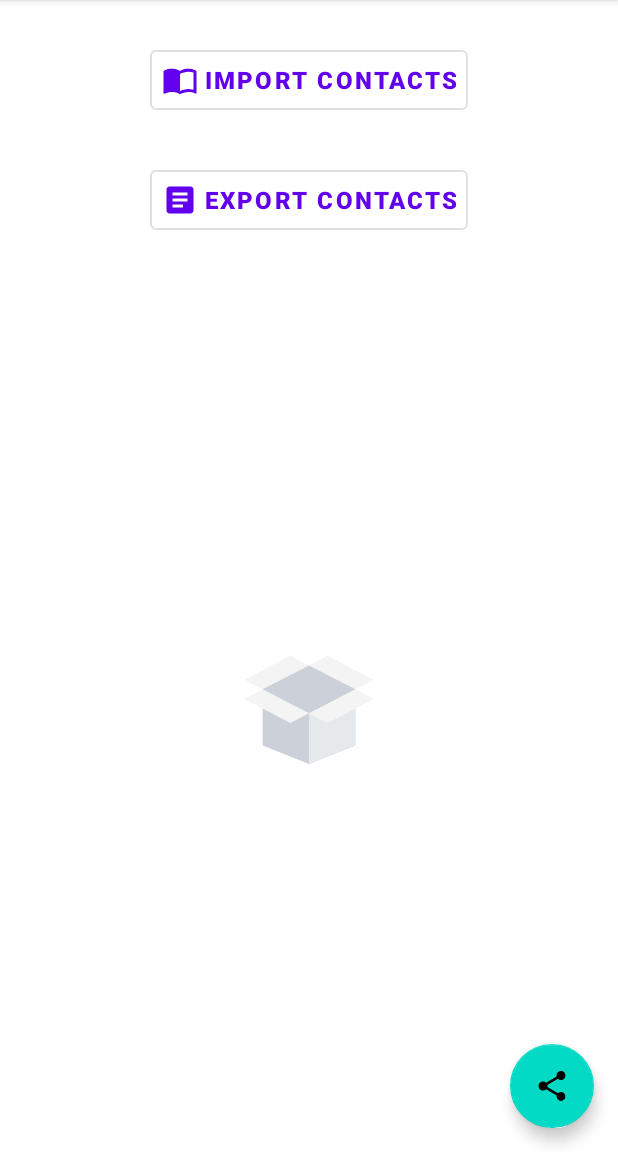
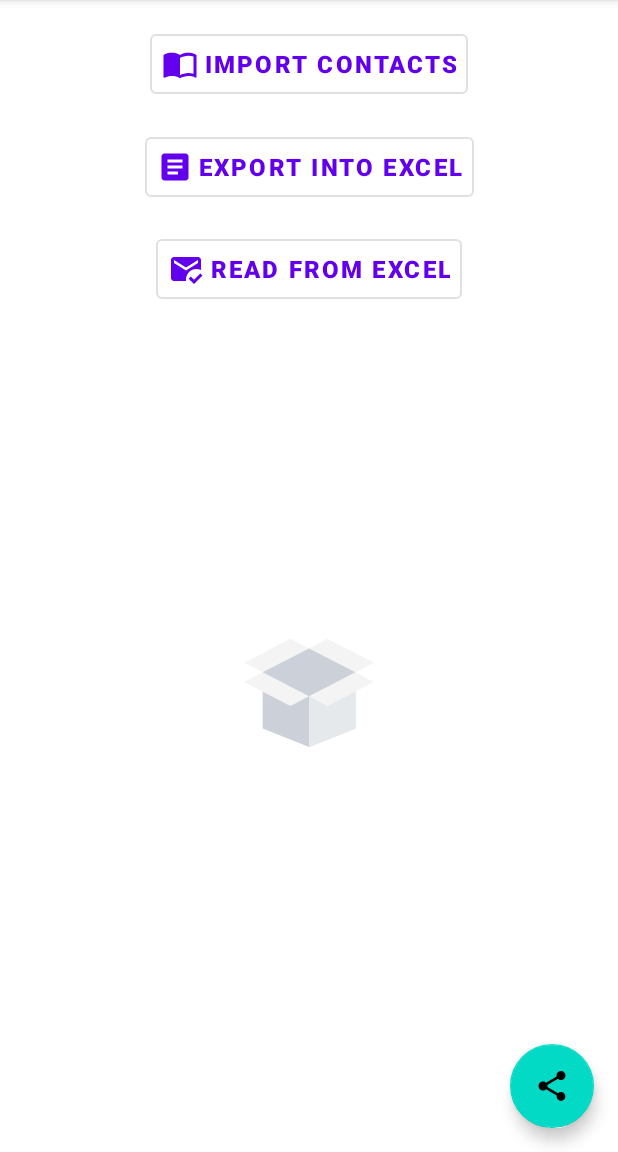
Before and after one commit to ranitraj/ContactsEntrepot, an Android app: the screen it shows after launch (MainActivity), on a phone screen of 412 x 824 dp, the part 84-1236 px from its top. Run offline under Robolectric (Android 15) with nearby library versions, the phone set to English and light mode, and no system bars; our stand-ins replace data binding.

Commit message:
Implementing Exporting data into excel

```diff
--- a/app/src/main/java/com/android/ranit/contactsentrepot/repository/contract/IMainActivityContract.java
+++ b/app/src/main/java/com/android/ranit/contactsentrepot/repository/contract/IMainActivityContract.java
@@ -14,7 +14,8 @@ public interface IMainActivityContract {
         void setupHandlerThreads();
         void destroyHandlerThreads();
         void onImportContactButtonClicked();
-        void onExportContactButtonClicked();
+        void onExportIntoExcelButtonClicked();
+        void onReadFromExcelButtonClicked();
         void onShareButtonClicked();
         void setupRecyclerView();
         void changeAnimationViewVisibility();
@@ -25,6 +26,7 @@ public interface IMainActivityContract {
     interface ViewModel {
         void initiateImport();
         void initiateExport();
+        void initiateRead();
         void initiateSharing();
     }
 }
--- a/app/src/main/java/com/android/ranit/contactsentrepot/view/MainActivity.java
+++ b/app/src/main/java/com/android/ranit/contactsentrepot/view/MainActivity.java
@@ -27,7 +27,8 @@ public class MainActivity extends AppCompatActivity implements IMainActivityCont
     private MainActivityViewModel mViewModel;
 
     private Button importContactsButton;
-    private Button exportContactsButton;
+    private Button exportExcelButton;
+    private Button readExcelButton;
     private FloatingActionButton shareButton;
     private LottieAnimationView animationView;
     private RecyclerView contactsRecyclerView;
@@ -51,7 +52,8 @@ public class MainActivity extends AppCompatActivity implements IMainActivityCont
         super.onResume();
 
         importContactsButton.setOnClickListener(view -> onImportContactButtonClicked());
-        exportContactsButton.setOnClickListener(view -> onExportContactButtonClicked());
+        exportExcelButton.setOnClickListener(view -> onExportIntoExcelButtonClicked());
+        readExcelButton.setOnClickListener(view -> onReadFromExcelButtonClicked());
         shareButton.setOnClickListener(view -> onShareButtonClicked());
     }
 
@@ -69,7 +71,8 @@ public class MainActivity extends AppCompatActivity implements IMainActivityCont
     @Override
     public void initializeViews() {
         importContactsButton = mBinding.importContactButton;
-        exportContactsButton = mBinding.exportContactButton;
+        exportExcelButton = mBinding.exportContactButton;
+        readExcelButton = mBinding.readExcelDataButton;
         shareButton = mBinding.shareExcelFloatingButton;
         animationView = mBinding.lottieAnimationView;
         contactsRecyclerView = mBinding.displayContactsRecyclerView;
@@ -99,14 +102,20 @@ public class MainActivity extends AppCompatActivity implements IMainActivityCont
 
     @Override
     public void onImportContactButtonClicked() {
-        displaySnackBar("Reading data from Excel...");
+        displaySnackBar("Fetching Mobile contacts...");
         mViewModel.initiateImport();
     }
 
     @Override
-    public void onExportContactButtonClicked() {
+    public void onExportIntoExcelButtonClicked() {
         displaySnackBar("Exporting data into Excel...");
         mViewModel.initiateExport();
+    }
+
+    @Override
+    public void onReadFromExcelButtonClicked() {
+        displaySnackBar("Reading data from excel...");
+        mViewModel.initiateRead();
     }
 
     @Override
--- /dev/null
+++ b/app/src/main/res/drawable/ic_read.xml
@@ -0,0 +1,10 @@
+<vector xmlns:android="http://schemas.android.com/apk/res/android"
+    android:width="24dp"
+    android:height="24dp"
+    android:viewportWidth="24"
+    android:viewportHeight="24"
+    android:tint="?attr/colorControlNormal">
+  <path
+      android:fillColor="@android:color/white"
+      android:pathData="M12,19c0,-3.87 3.13,-7 7,-7c1.08,0 2.09,0.25 3,0.68V6c0,-1.1 -0.9,-2 -2,-2H4C2.9,4 2,4.9 2,6v12c0,1.1 0.9,2 2,2h8.08C12.03,19.67 12,19.34 12,19zM4,6l8,5l8,-5v2l-8,5L4,8V6zM17.34,22l-3.54,-3.54l1.41,-1.41l2.12,2.12l4.24,-4.24L23,16.34L17.34,22z"/>
+</vector>
--- a/app/src/main/res/layout/activity_main.xml
+++ b/app/src/main/res/layout/activity_main.xml
@@ -31,7 +31,7 @@
             android:layout_width="wrap_content"
             android:layout_height="wrap_content"
 
-            android:text="@string/export_contacts"
+            android:text=  "@string/export_contacts"
             android:textStyle="bold"
             android:padding="@dimen/dp_8"
             android:textSize="@dimen/sp_16"
@@ -39,15 +39,32 @@
             app:layout_constraintStart_toStartOf="parent"
             app:layout_constraintEnd_toEndOf="parent"
             app:layout_constraintTop_toBottomOf="@id/import_contact_button"
+            app:layout_constraintBottom_toTopOf="@id/read_excel_data_button"
+            app:icon="@drawable/ic_article"
+            style="@style/Widget.MaterialComponents.Button.OutlinedButton.Icon"/>
+
+        <com.google.android.material.button.MaterialButton
+            android:id="@+id/read_excel_data_button"
+            android:layout_width="wrap_content"
+            android:layout_height="wrap_content"
+
+            android:text="@string/read_excel_data"
+            android:textStyle="bold"
+            android:padding="@dimen/dp_8"
+            android:textSize="@dimen/sp_16"
+
+            app:layout_constraintStart_toStartOf="parent"
+            app:layout_constraintEnd_toEndOf="parent"
+            app:layout_constraintTop_toBottomOf="@id/export_contact_button"
             app:layout_constraintBottom_toTopOf="@id/display_contacts_recycler_view"
-            app:icon="@drawable/ic_article"
+            app:icon="@drawable/ic_read"
             style="@style/Widget.MaterialComponents.Button.OutlinedButton.Icon"/>
 
         <androidx.recyclerview.widget.RecyclerView
             android:id="@+id/display_contacts_recycler_view"
             android:layout_width="@dimen/dp_0"
             android:layout_height="@dimen/dp_0"
-            app:layout_constraintHeight_percent="0.7"
+            app:layout_constraintHeight_percent="0.6"
 
             android:visibility="invisible"
 
--- a/app/src/main/res/values/strings.xml
+++ b/app/src/main/res/values/strings.xml
@@ -1,5 +1,6 @@
 <resources>
     <string name="app_name">Contacts Entrepot</string>
     <string name="import_contacts">Import Contacts</string>
-    <string name="export_contacts">Export Contacts</string>
+    <string name="export_contacts">Export Into Excel</string>
+    <string name="read_excel_data">Read From Excel</string>
 </resources>
```
Also changed, not shown: app/src/main/java/com/android/ranit/contactsentrepot/common/ExcelUtils.java (+187 -1 lines), app/src/main/java/com/android/ranit/contactsentrepot/repository/Repository.java (+8 -0 lines), app/src/main/java/com/android/ranit/contactsentrepot/repository/data/ContactResponse.java (added, +40 -0 lines), app/src/main/java/com/android/ranit/contactsentrepot/viewModel/MainActivityViewModel.java (+7 -1 lines).
